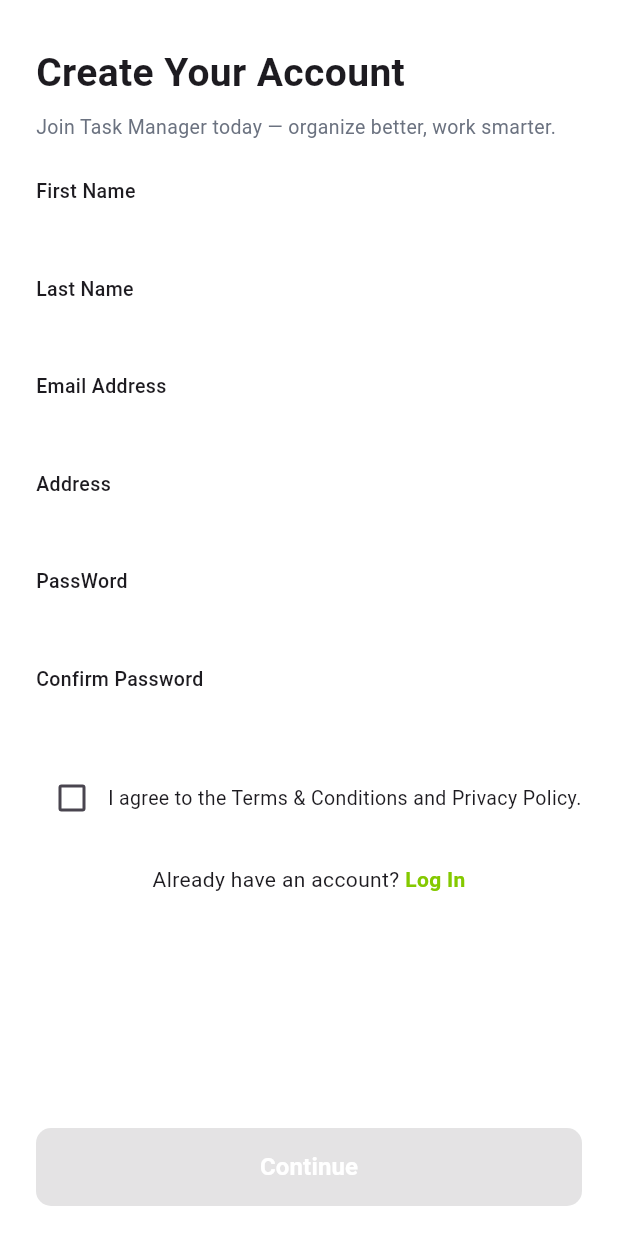
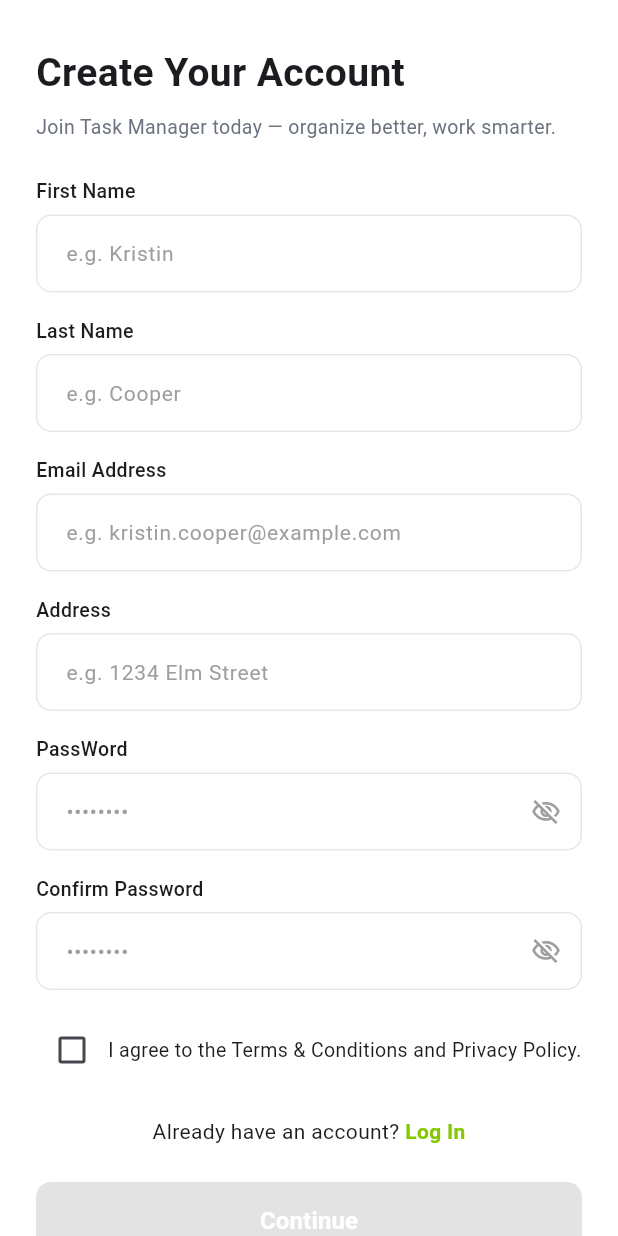
Before and after one commit to MuntahaBinteo3/Task-Management, a Flutter app: the CreateAccountView screen opened directly, on a phone screen of 412 x 824 dp. Run offline on Flutter 3.47's test engine with Material 3 defaults, Android fonts, the phone set to English and light mode, and no system bars; our stand-ins replace flutter_spinkit, fluttertoast, get, google_fonts.

Commit message:
update code

```diff
--- a/lib/main.dart
+++ b/lib/main.dart
@@ -1,5 +1,5 @@
 import 'package:flutter/material.dart';
-import 'package:task_management/view/auth_view/task_details.dart';
+import 'package:get/get.dart';
 import 'package:task_management/view/auth_view/taskmanagerapp.dart';
 import 'package:task_management/view/splash_view/splash_view.dart';
 
--- a/lib/utils/custom_button_widget.dart
+++ b/lib/utils/custom_button_widget.dart
@@ -1,6 +1,5 @@
 import 'package:flutter/material.dart';
 import 'package:google_fonts/google_fonts.dart';
-
 import '../Constant/colors.dart';
 class AppButton extends StatelessWidget {
   final String title;
--- a/lib/view/auth_view/create_account_view.dart
+++ b/lib/view/auth_view/create_account_view.dart
@@ -1,5 +1,4 @@
 import 'package:flutter/material.dart';
-import 'package:task_management/view/auth_view/Login_View.dart';
 import 'package:task_management/view/auth_view/verify_email_view.dart';
 
 class CreateAccountView extends StatefulWidget {
@@ -71,7 +70,7 @@ class _SignUpViewState extends State<CreateAccountView> {
                                   size: 20),
                               onPressed: () => setState(() => _isObscurePass = !_isObscurePass),
                             ),
-                          ),
+                           ),
                         ),
                         const SizedBox(height: 16),
 
@@ -173,6 +172,26 @@ class _SignUpViewState extends State<CreateAccountView> {
     return Padding(padding:
     const EdgeInsets.only(bottom: 16.0),
         child: TextField(keyboardType: type,
-            decoration: buildInputDecoration(hint)));
+            decoration: buildInputDecoration (hint)));
   }
+  InputDecoration buildInputDecoration(String hintText) {
+    return InputDecoration(
+      hintText: hintText,
+      hintStyle: const TextStyle(color: Colors.grey, fontSize: 14),
+      contentPadding: const EdgeInsets.symmetric(horizontal: 16, vertical: 14),
+      border: OutlineInputBorder(
+        borderRadius: BorderRadius.circular(10),
+        borderSide: const BorderSide(color: Color(0xFFE5E7EB)),
+      ),
+      enabledBorder: OutlineInputBorder(
+        borderRadius: BorderRadius.circular(10),
+        borderSide: const BorderSide(color: Color(0xFFE5E7EB)),
+      ),
+      focusedBorder: OutlineInputBorder(
+        borderRadius: BorderRadius.circular(10),
+        borderSide: const BorderSide(color: Color(0xFF84C900)),
+      ),
+    );
+  }
+
 }
--- a/lib/view/auth_view/custom_loader.dart
+++ b/lib/view/auth_view/custom_loader.dart
@@ -1,4 +1,5 @@
 import 'package:flutter/material.dart';
+import 'package:flutter_spinkit/flutter_spinkit.dart';
 import 'package:task_management/Constant/colors.dart';
 
 
--- a/lib/view/auth_view/custom_toast_message.dart
+++ b/lib/view/auth_view/custom_toast_message.dart
@@ -1,12 +1,13 @@
 import 'package:flutter/material.dart';
+import 'package:fluttertoast/fluttertoast.dart';
 
 class CustomToast {
   static void showToast(String message, {bool isError = false}) {
-   Fluttertoast.showToast(
+    Fluttertoast.showToast(
       msg: message,
       toastLength: Toast.LENGTH_LONG,
       timeInSecForIosWeb: 3,
-      gravity: ToastGravity.TOP,
+      gravity: ToastGravity.CENTER,
       backgroundColor: isError ? Colors.red : Colors.green,
       textColor: Colors.white,
       fontSize: 16.0,
--- a/lib/view/auth_view/login_controaller.dart
+++ b/lib/view/auth_view/login_controller.dart
@@ -1,9 +1,11 @@
 import 'dart:convert';
-
+import 'package:get/get.dart';
 import 'package:task_management/Constant/appurl.dart';
 import 'package:http/http.dart';
 
 class LoginController {
+  var isLoading = false.obs;
+
   Future<void> login({required String email, required String password}) async {
     print('Login function called');
     try {
```
Also changed, not shown: lib/view/auth_view/Login_View.dart (+11 -14 lines), pubspec.yaml (+8 -1 lines), pubspec.lock, 2 other files.
